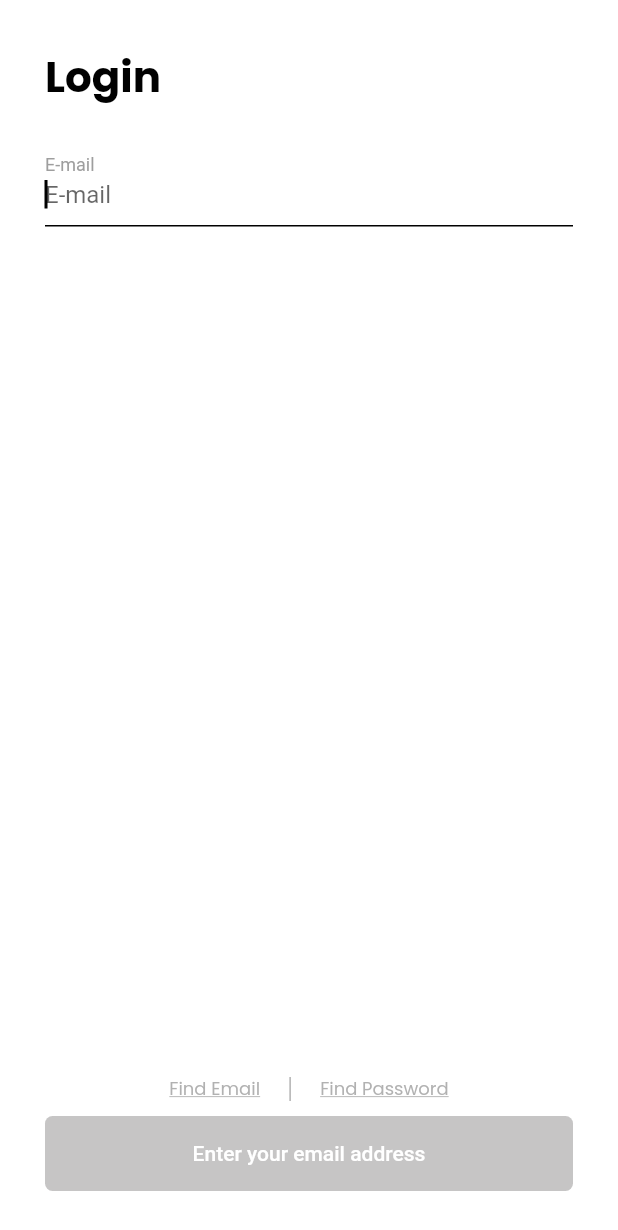
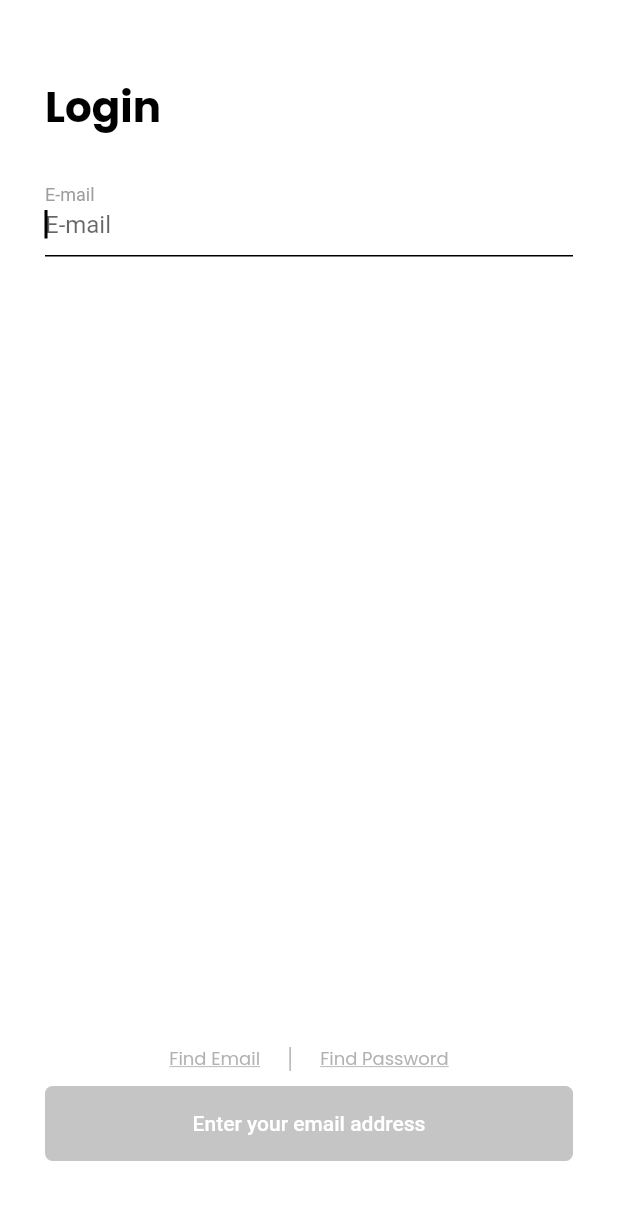
Before and after one commit to Abukiii/GetX-sample-project, a Flutter app: the screen it shows after launch, on a phone screen of 412 x 824 dp. Shown: the top 1230 px of the screen. Run offline on Flutter 3.47's test engine with Material 2 defaults, Android fonts, the phone set to English and light mode, and no system bars; our stand-ins replace font_awesome_flutter, get, google_fonts.

Commit message:
Fix the Login Ui scroll area

```diff
--- a/lib/View/screens/login_screen.dart
+++ b/lib/View/screens/login_screen.dart
@@ -21,11 +21,14 @@ class LoginScreen extends StatelessWidget {
    return Scaffold(
       body: SafeArea(
         child: Padding(
-          padding:  EdgeInsets.all(30.0),
+          padding:  EdgeInsets.fromLTRB(30.0,50,30,50),
           child: GetBuilder<LoginController>(
             init: LoginController(),
             builder: (controller) {
               return Column(
+                children: [
+                  Expanded(
+                    child: ListView(
                       children: [
                         Align(
                       alignment: Alignment.topLeft,
@@ -52,8 +55,10 @@ class LoginScreen extends StatelessWidget {
                             : null,
                     );
                     }),
+                      ],
+                    ),
+                  ),
 
-                Spacer(),
                  Padding(
                    padding: const EdgeInsets.all(8.0),
                    child: Container(
```
Lines whose indentation alone changed are shown as unchanged.
